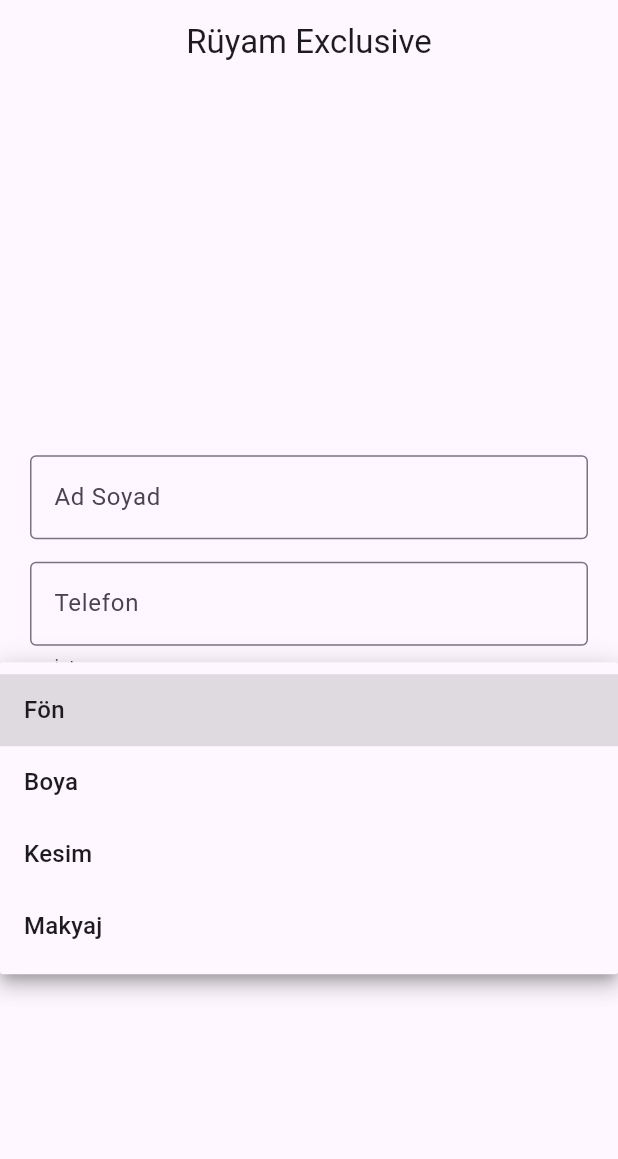
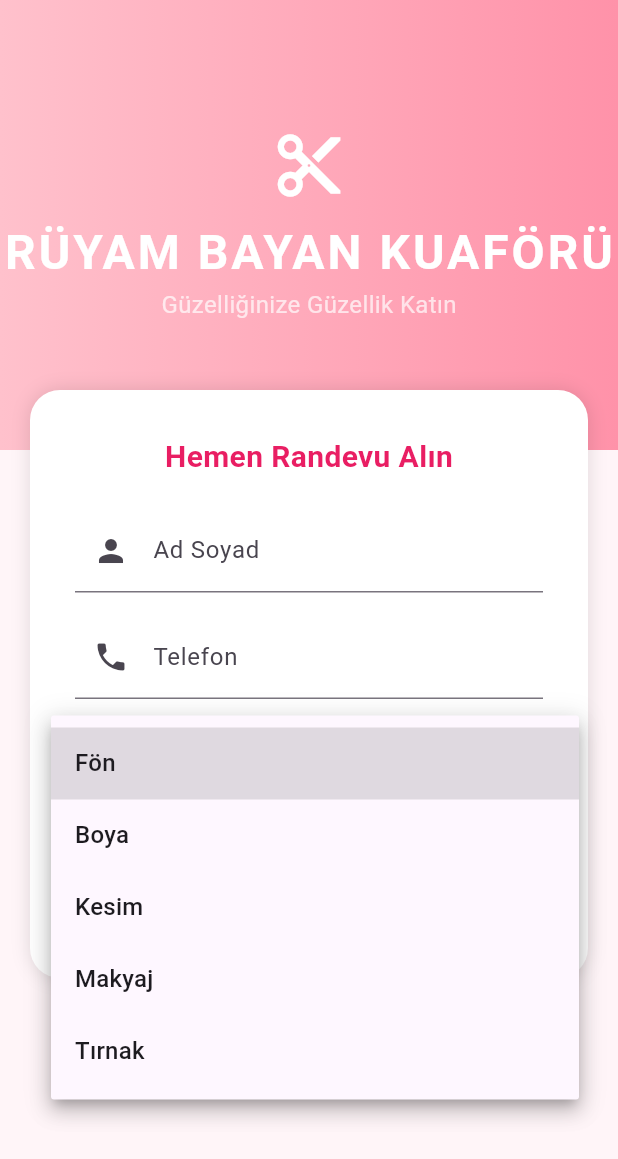
Before and after one commit to orhan504-collab/Deneme, a Flutter app: the screen it shows after launch, after a tap on "Fön", on a phone screen of 412 x 824 dp. Shown: the top 1159 px of the screen. Run offline on Flutter 3.47's test engine with Material 3 defaults, Android fonts, the phone set to English and light mode, and no system bars; our stand-ins replace supabase_flutter; accounts and stored records are empty.

Commit message:
Update main.dart

```diff
--- a/lib/main.dart
+++ b/lib/main.dart
@@ -7,37 +7,42 @@
     url: 'https://cyhrdhttgtdbgwlbtbnw.supabase.co',
     anonKey: 'sb_publishable_LIOI2vJC5XPa0Jxd1VXEEg_lxkuJWRh',
   );
-  runApp(const MaterialApp(
-    debugShowCheckedModeBanner: false,
-    home: RandevuSayfasi(),
-  ));
+  runApp(const MaterialApp(home: RuyamWebPage(), debugShowCheckedModeBanner: false));
 }
 
-class RandevuSayfasi extends StatefulWidget {
-  const RandevuSayfasi({super.key});
+class RuyamWebPage extends StatefulWidget {
+  const RuyamWebPage({super.key});
   @override
-  State<RandevuSayfasi> createState() => _RandevuSayfasiState();
+  State<RuyamWebPage> createState() => _RuyamWebPageState();
 }
 
-class _RandevuSayfasiState extends State<RandevuSayfasi> {
+class _RuyamWebPageState extends State<RuyamWebPage> with SingleTickerProviderStateMixin {
+  late AnimationController _controller;
+  late Animation<double> _fadeAnimation;
   final _ad = TextEditingController();
   final _tel = TextEditingController();
   String _secilen = 'Fön';
 
-  Future<void> randevuAl() async {
-    if (_tel.text.isEmpty) {
-      ScaffoldMessenger.of(context).showSnackBar(const SnackBar(content: Text('Telefon boş olamaz!')));
-      return;
-    }
+  @override
+  void initState() {
+    super.initState();
+    _controller = AnimationController(vsync: this, duration: const Duration(seconds: 2));
+    _fadeAnimation = Tween<double>(begin: 0.0, end: 1.0).animate(_controller);
+    _controller.forward();
+  }
+
+  Future<void> randevuKaydet() async {
+    if (_tel.text.isEmpty) return;
     try {
-      // Sütun isimleri tam olarak veritabanındakilerle aynı olmalı
       await Supabase.instance.client.from('RuyamDB').insert({
         'Ad': _ad.text.isEmpty ? 'Müşteri' : _ad.text,
         'Tel': _tel.text,
         'Islem': _secilen,
       });
       if (!mounted) return;
-      ScaffoldMessenger.of(context).showSnackBar(const SnackBar(content: Text('Randevunuz Alındı! ✅')));
+      ScaffoldMessenger.of(context).showSnackBar(
+        const SnackBar(content: Text('Randevunuz Alındı! Işıltınızla bekliyoruz... ✨'), backgroundColor: Colors.pinkAccent),
+      );
       _ad.clear(); _tel.clear();
     } catch (e) {
       ScaffoldMessenger.of(context).showSnackBar(SnackBar(content: Text('Hata: $e')));
@@ -47,30 +52,82 @@
   @override
   Widget build(BuildContext context) {
     return Scaffold(
-      appBar: AppBar(title: const Text('Rüyam Exclusive'), centerTitle: true),
-      body: Center(
-        child: Container(
-          padding: const EdgeInsets.all(20),
-          maxWidth: 400,
-          child: Column(
-            mainAxisAlignment: MainAxisAlignment.center,
-            children: [
-              TextField(controller: _ad, decoration: const InputDecoration(labelText: 'Ad Soyad', border: OutlineInputBorder())),
-              const SizedBox(height: 15),
-              TextField(controller: _tel, decoration: const InputDecoration(labelText: 'Telefon', border: OutlineInputBorder())),
-              const SizedBox(height: 15),
-              DropdownButtonFormField<String>(
-                value: _secilen,
-                items: ['Fön', 'Boya', 'Kesim', 'Makyaj'].map((e) => DropdownMenuItem(value: e, child: Text(e))).toList(),
-                onChanged: (v) => setState(() => _secilen = v!),
-                decoration: const InputDecoration(border: OutlineInputBorder(), labelText: 'İşlem'),
+      backgroundColor: const Color(0xFFFFF5F8), // Çok hafif pudra pembesi
+      body: SingleChildScrollView(
+        child: Column(
+          children: [
+            // Üst Başlık ve Animasyon
+            Container(
+              height: 300,
+              width: double.infinity,
+              decoration: const BoxDecoration(
+                gradient: LinearGradient(colors: [Color(0xFFFFC1CC), Color(0xFFFF92A9)]),
               ),
-              const SizedBox(height: 25),
-              ElevatedButton(onPressed: randevuAl, style: ElevatedButton.styleFrom(minimumSize: const Size(double.infinity, 50)), child: const Text('Randevu Al')),
-            ],
-          ),
+              child: FadeTransition(
+                opacity: _fadeAnimation,
+                child: Column(
+                  mainAxisAlignment: MainAxisAlignment.center,
+                  children: const [
+                    Icon(Icons.content_cut, color: Colors.white, size: 50),
+                    SizedBox(height: 10),
+                    Text(
+                      'RÜYAM BAYAN KUAFÖRÜ',
+                      style: TextStyle(fontSize: 32, fontWeight: FontWeight.bold, color: Colors.white, letterSpacing: 2),
+                    ),
+                    Text('Güzelliğinize Güzellik Katın', style: TextStyle(color: Colors.white70, fontSize: 16)),
+                  ],
+                ),
+              ),
+            ),
+
+            // Randevu Formu
+            Transform.translate(
+              offset: const Offset(0, -40),
+              child: Container(
+                margin: const EdgeInsets.symmetric(horizontal: 20),
+                padding: const EdgeInsets.all(30),
+                decoration: BoxDecoration(
+                  color: Colors.white,
+                  borderRadius: BorderRadius.circular(20),
+                  boxShadow: [BoxShadow(color: Colors.black12, blurRadius: 10)],
+                ),
+                child: Column(
+                  children: [
+                    const Text('Hemen Randevu Alın', style: TextStyle(fontSize: 20, fontWeight: FontWeight.w600, color: Colors.pink)),
+                    const SizedBox(height: 20),
+                    TextField(controller: _ad, decoration: const InputDecoration(labelText: 'Ad Soyad', prefixIcon: Icon(Icons.person))),
+                    const SizedBox(height: 15),
+                    TextField(controller: _tel, decoration: const InputDecoration(labelText: 'Telefon', prefixIcon: Icon(Icons.phone))),
+                    const SizedBox(height: 15),
+                    DropdownButtonFormField<String>(
+                      value: _secilen,
+                      items: ['Fön', 'Boya', 'Kesim', 'Makyaj', 'Tırnak'].map((e) => DropdownMenuItem(value: e, child: Text(e))).toList(),
+                      onChanged: (v) => setState(() => _secilen = v!),
+                      decoration: const InputDecoration(labelText: 'Hizmet Seçimi'),
+                    ),
+                    const SizedBox(height: 30),
+                    ElevatedButton(
+                      onPressed: randevuKaydet,
+                      style: ElevatedButton.styleFrom(
+                        backgroundColor: Colors.pinkAccent,
+                        minimumSize: const Size(double.infinity, 55),
+                        shape: RoundedRectangleBorder(borderRadius: BorderRadius.circular(30)),
+                      ),
+                      child: const Text('PARILDAMAYA BAŞLAYIN', style: TextStyle(color: Colors.white, fontWeight: FontWeight.bold)),
+                    ),
+                  ],
+                ),
+              ),
+            ),
+          ],
         ),
       ),
     );
   }
+
+  @override
+  void dispose() {
+    _controller.dispose();
+    super.dispose();
+  }
 }
```
